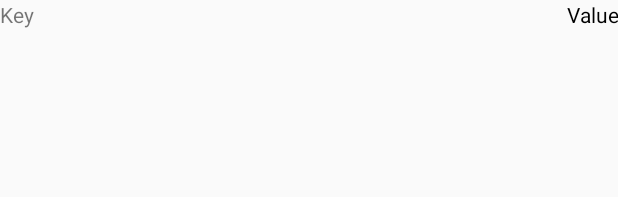
After one commit to ihfazhillah/dicoding_submission_bacaanku, an Android app: the layout attribute_list_item.xml on its own in the app's theme, with its tools: preview values and no code run, on a phone screen of 412 x 824 dp. The commit adds this screen. Shown: the top 197 px of the screen. Run offline under Robolectric (Android 15) with nearby library versions, the phone set to English and light mode, and no system bars.

Commit message:
implement attribute

```diff
--- a/app/src/main/java/com/ihfazh/bacaanku/data/JsonReader.java
+++ b/app/src/main/java/com/ihfazh/bacaanku/data/JsonReader.java
@@ -53,6 +53,7 @@ public class JsonReader implements Reader {
             ArrayList<Attribute> attributesTemp = new ArrayList<>();
 
             while (true){
+
                 Boolean noNextKey = !keys.hasNext();
                 if (noNextKey){
                     break;
--- /dev/null
+++ b/app/src/main/res/layout/attribute_list_item.xml
@@ -0,0 +1,26 @@
+<?xml version="1.0" encoding="utf-8"?>
+<TableRow xmlns:android="http://schemas.android.com/apk/res/android"
+    android:layout_width="match_parent" android:layout_height="wrap_content"
+    xmlns:tools="http://schemas.android.com/tools"
+    >
+
+    <TextView
+        android:id="@+id/tv_attribute_key"
+        tools:text="@string/attribute_key"
+        android:textSize="14sp"
+        android:layout_marginEnd="16dp"
+        android:layout_height="wrap_content"
+        android:layout_width="wrap_content"
+        />
+
+    <TextView
+        android:layout_height="wrap_content"
+        android:layout_width="match_parent"
+        android:id="@+id/tv_attribute_value"
+        tools:text="@string/attribute_value"
+        android:textSize="14sp"
+        android:textColor="@android:color/black"
+        android:gravity="end"
+        />
+
+</TableRow>
--- a/app/src/main/res/values/strings.xml
+++ b/app/src/main/res/values/strings.xml
@@ -4,4 +4,6 @@
     <string name="author">Author</string>
     <string name="text_title">Title</string>
     <string name="cari_penjual_buku_ini">Cari Penjual Buku Ini</string>
+    <string name="attribute_key">Key</string>
+    <string name="attribute_value">Value</string>
 </resources>
```
Also changed, not shown: app/src/main/java/com/ihfazh/bacaanku/AttributeListAdapter.java (added, +53 -0 lines), app/src/main/java/com/ihfazh/bacaanku/DetailActivity.java (+15 -0 lines), app/src/main/res/layout/activity_detail.xml (+11 -6 lines).
